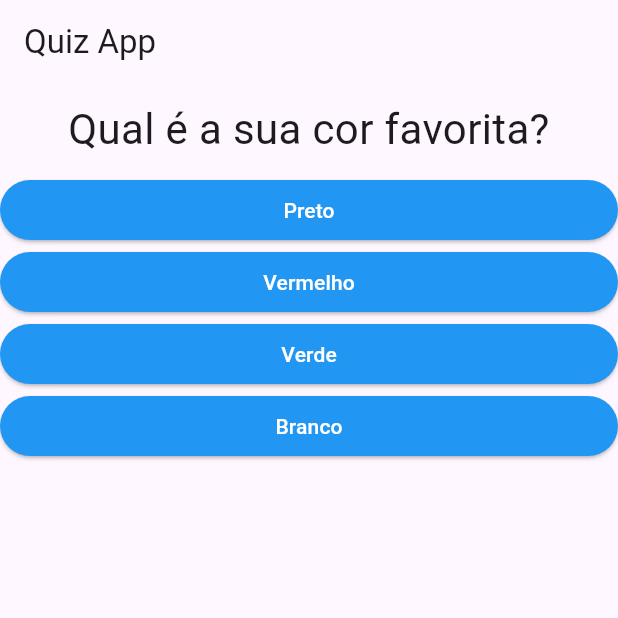
After one commit to Jhon-Henkel/flutter_course_quiz_app, a Flutter app: the screen it shows after launch, on a phone screen of 412 x 824 dp, the top half of it. The commit adds this screen. Run offline on Flutter 3.47's test engine with Material 3 defaults, Android fonts, the phone set to English and light mode, and no system bars.

Commit message:
feat: creating quiz widget

```diff
--- a/lib/main.dart
+++ b/lib/main.dart
@@ -1,6 +1,5 @@
 import 'package:flutter/material.dart';
-import './question.dart';
-import './answer.dart';
+import 'package:flutter_course_quiz_app/quiz.dart';
 import './result.dart';
 
 main() => runApp(const QuizApp());
@@ -38,21 +37,14 @@ class _QuizAppState extends State<QuizApp> {
   @override
   Widget build(BuildContext context) {
 
-    List<String> answers = hasSelectedQuestion
-        ? _questions[_questionSelected]['answers'] as List<String>
-        : [];
-
     return MaterialApp(
       home: Scaffold(
         appBar: AppBar(
           title: const Text('Quiz App'),
         ),
-        body: hasSelectedQuestion ? Column(
-          children: <Widget> [
-            Question(_questions[_questionSelected]['text'].toString()),
-            ...answers.map((option) => Answer(option, _response))
-          ],
-        ) : const Result()
+        body: hasSelectedQuestion
+          ? Quiz(questions: _questions, questionSelected: _questionSelected, response: _response)
+          : const Result()
       )
     );
   }
--- /dev/null
+++ b/lib/quiz.dart
@@ -0,0 +1,34 @@
+import 'package:flutter/material.dart';
+import 'package:flutter_course_quiz_app/answer.dart';
+import 'package:flutter_course_quiz_app/question.dart';
+
+class Quiz extends StatelessWidget {
+  final List<Map<String, Object>> questions;
+  final int questionSelected;
+  final void Function() response;
+
+  const Quiz({
+    super.key,
+    required this.questions,
+    required this.questionSelected,
+    required this.response
+  });
+
+  bool get hasSelectedQuestion {
+    return questionSelected < questions.length;
+  }
+
+  @override
+  Widget build(BuildContext context) {
+    List<String> answers = hasSelectedQuestion
+        ? questions[questionSelected]['answers'] as List<String>
+        : [];
+
+    return Column(
+      children: <Widget> [
+        Question(questions[questionSelected]['text'].toString()),
+        ...answers.map((option) => Answer(option, response))
+      ],
+    );
+  }
+}
```
